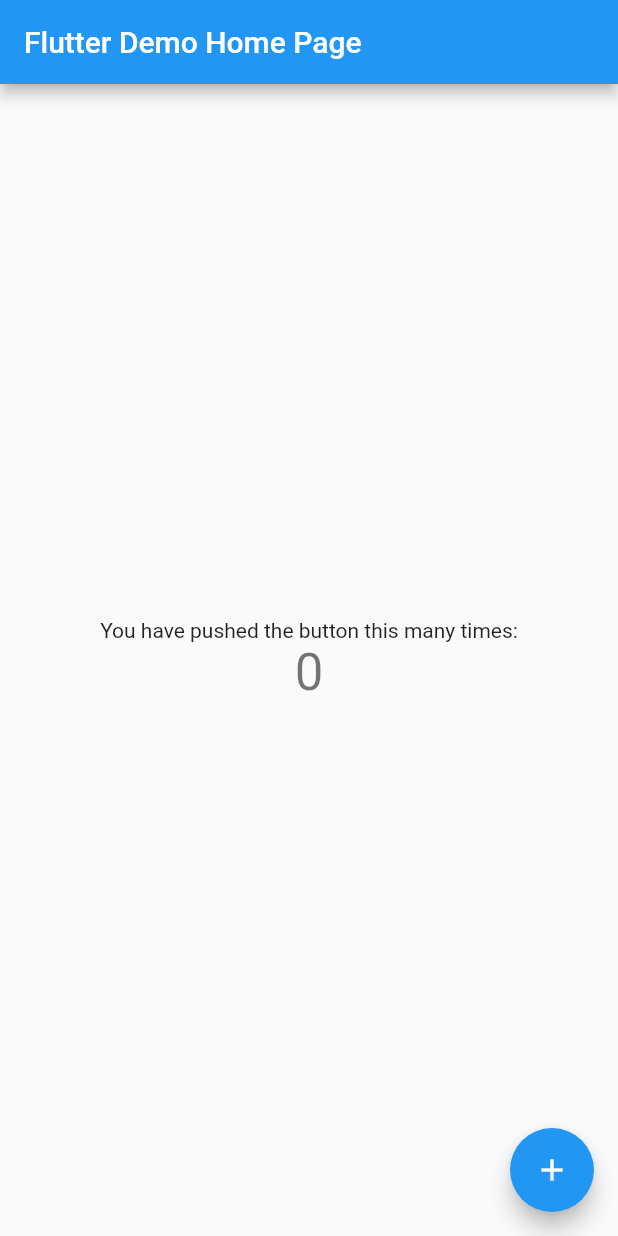
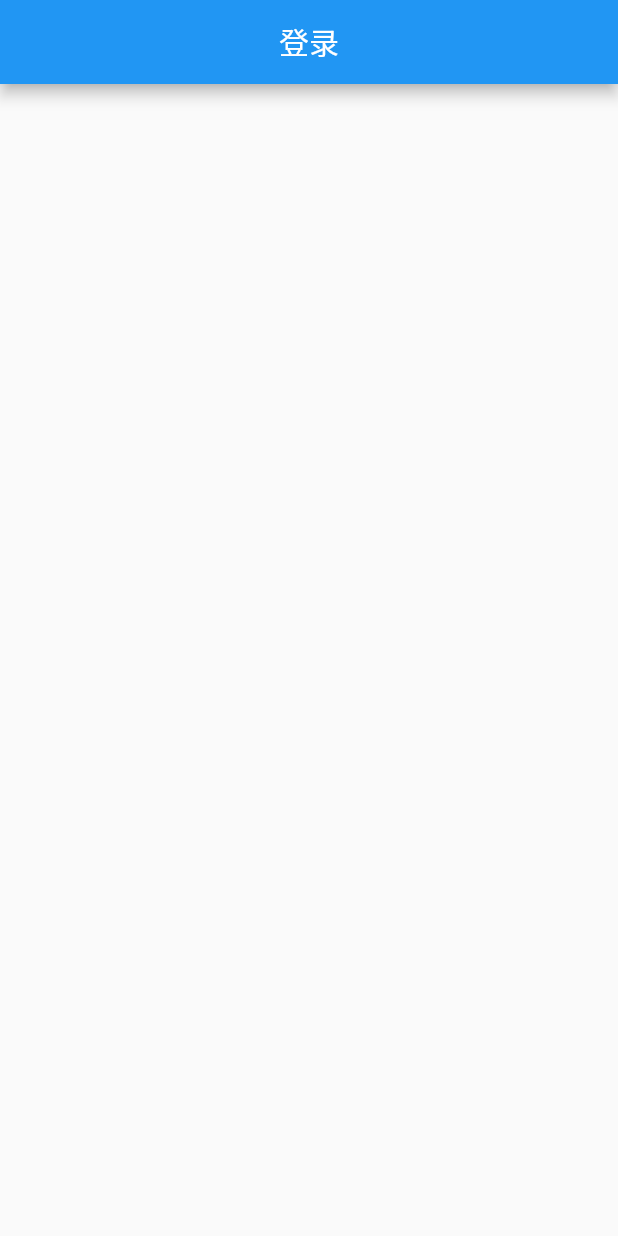
Before and after one commit to codeTcy/flutter_jizhang, a Flutter app: the screen it shows after launch, on a phone screen of 412 x 824 dp. Run offline on Flutter 3.47's test engine with Material 2 defaults, Android fonts, the phone set to English and light mode, and no system bars; our stand-ins replace dio.

Commit message:
封装dio，封装路由，更改app图标

```diff
--- a/tcy_app/lib/main.dart
+++ b/tcy_app/lib/main.dart
@@ -1,72 +1,20 @@
 import 'package:flutter/material.dart';
+import 'package:tcy_app/routers/router.dart';
 
 void main() {
   runApp(MyApp());
 }
 
 class MyApp extends StatelessWidget {
-  // This widget is the root of your application.
   @override
   Widget build(BuildContext context) {
     return MaterialApp(
+      debugShowCheckedModeBanner: false,
       title: 'Flutter Demo',
       theme: ThemeData(
-
         primarySwatch: Colors.blue,
       ),
-      home: MyHomePage(title: 'Flutter Demo Home Page'),
+      routes: routes,
     );
   }
 }
-
-class MyHomePage extends StatefulWidget {
-  MyHomePage({Key key, this.title}) : super(key: key);
-
-  final String title;
-
-  @override
-  _MyHomePageState createState() => _MyHomePageState();
-}
-
-class _MyHomePageState extends State<MyHomePage> {
-  int _counter = 0;
-
-  void _incrementCounter() {
-    setState(() {
-
-      _counter++;
-    });
-  }
-
-  @override
-  Widget build(BuildContext context) {
-
-    return Scaffold(
-      appBar: AppBar(
-
-        title: Text(widget.title),
-      ),
-      body: Center(
-
-        child: Column(
-
-          mainAxisAlignment: MainAxisAlignment.center,
-          children: <Widget>[
-            Text(
-              'You have pushed the button this many times:',
-            ),
-            Text(
-              '$_counter',
-              style: Theme.of(context).textTheme.headline4,
-            ),
-          ],
-        ),
-      ),
-      floatingActionButton: FloatingActionButton(
-        onPressed: _incrementCounter,
-        tooltip: 'Increment',
-        child: Icon(Icons.add),
-      ), // This trailing comma makes auto-formatting nicer for build methods.
-    );
-  }
-}
--- /dev/null
+++ b/tcy_app/lib/routers/router.dart
@@ -0,0 +1,6 @@
+import 'package:flutter/material.dart';
+import 'package:tcy_app/view/origin_login_view.dart';
+
+Map<String, WidgetBuilder> routes = {
+  "/": (BuildContext context) => LoginView(), // 首页登录
+};
--- /dev/null
+++ b/tcy_app/lib/view/origin_login_view.dart
@@ -0,0 +1,18 @@
+import 'package:flutter/material.dart';
+
+class LoginView extends StatefulWidget {
+  @override
+  _LoginViewState createState() => _LoginViewState();
+}
+
+class _LoginViewState extends State<LoginView> {
+  @override
+  Widget build(BuildContext context) {
+    return Scaffold(
+      appBar: AppBar(
+        title: Text("登录"),
+        centerTitle: true,
+      ),
+    );
+  }
+}
```
Also changed, not shown: tcy_app/lib/global/Global.dart (added, +44 -0 lines), 46 other files.
